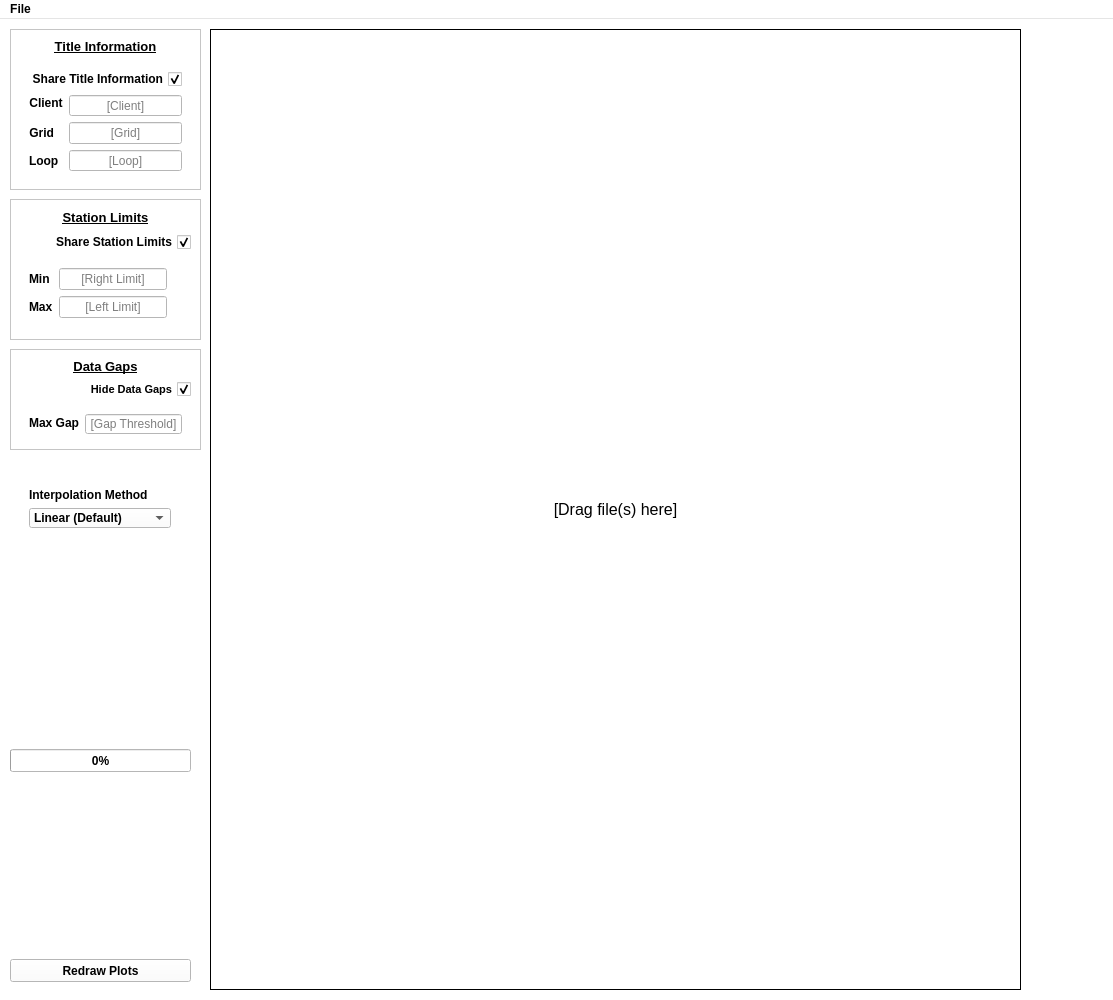
Above: src/qt_ui/main_window.ui from Eric-Meunier/Processor-Suite before the change. Below: the same form after it.
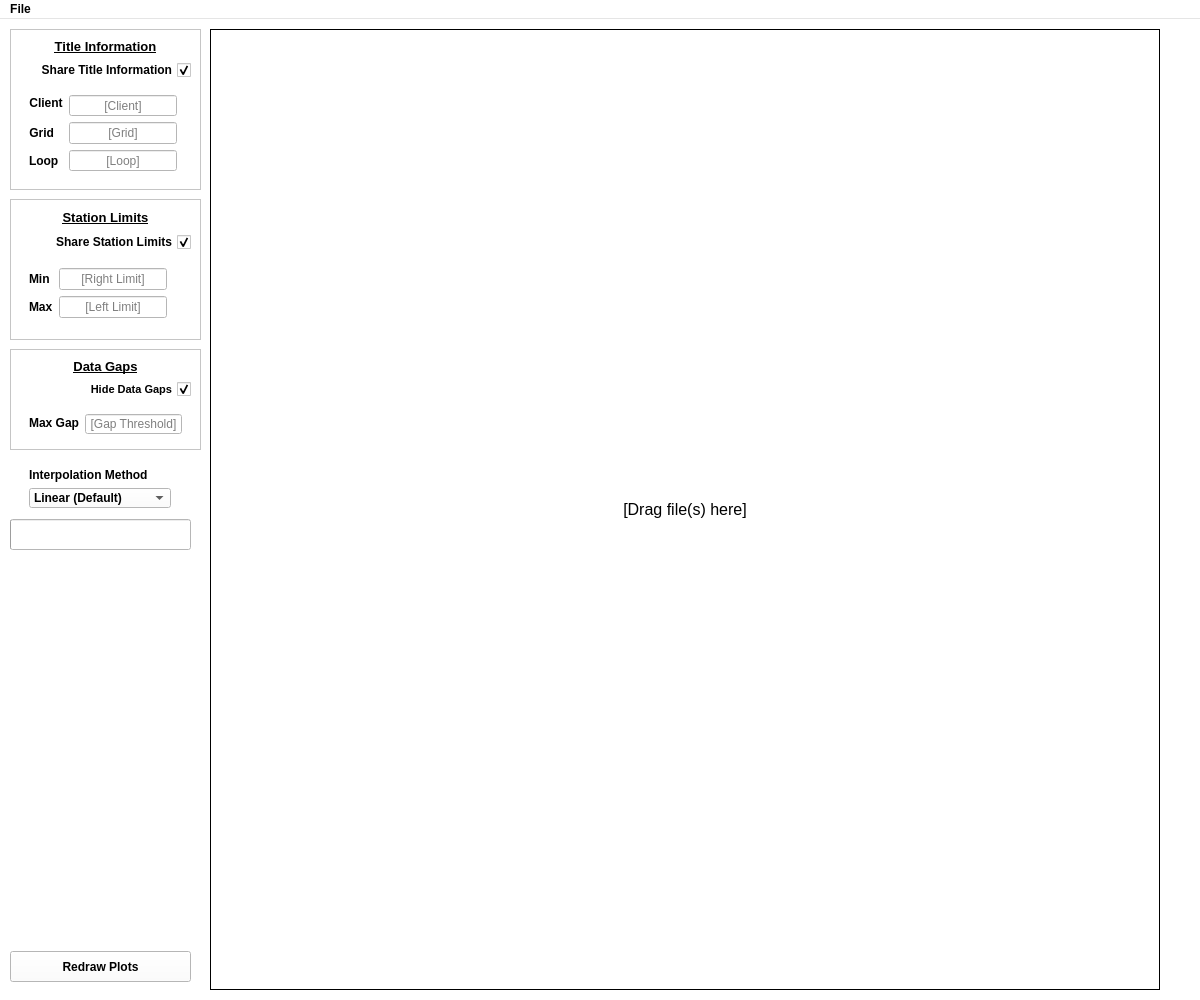
That is the form after the change.

Commit message: Fixed plots being different sizes (and being re-sized in the widgets). Printing to PDF now also makes the figures 8.5 x 11 inches.

The edit to the form file:
```diff
--- a/src/qt_ui/main_window.ui
+++ b/src/qt_ui/main_window.ui
@@ -9,7 +9,7 @@
    <rect>
     <x>0</x>
     <y>0</y>
-    <width>1113</width>
+    <width>1200</width>
     <height>1000</height>
    </rect>
   </property>
@@ -470,7 +470,7 @@
      <rect>
       <x>210</x>
       <y>10</y>
-      <width>811</width>
+      <width>950</width>
       <height>961</height>
      </rect>
     </property>
@@ -654,9 +654,9 @@
     <property name="geometry">
      <rect>
       <x>10</x>
-      <y>940</y>
+      <y>932</y>
       <width>181</width>
-      <height>23</height>
+      <height>31</height>
      </rect>
     </property>
     <property name="sizePolicy">
@@ -719,6 +719,25 @@
        </property>
       </widget>
      </item>
+     <item>
+      <widget class="QCheckBox" name="shareTitleToggle">
+       <property name="sizePolicy">
+        <sizepolicy hsizetype="Preferred" vsizetype="Fixed">
+         <horstretch>0</horstretch>
+         <verstretch>0</verstretch>
+        </sizepolicy>
+       </property>
+       <property name="layoutDirection">
+        <enum>Qt::RightToLeft</enum>
+       </property>
+       <property name="text">
+        <string>Share Title Information</string>
+       </property>
+       <property name="checked">
+        <bool>true</bool>
+       </property>
+      </widget>
+     </item>
      <item>
       <widget class="QFrame" name="formFrame">
        <property name="sizePolicy">
@@ -730,7 +749,7 @@
        <property name="minimumSize">
         <size>
          <width>0</width>
-         <height>60</height>
+         <height>50</height>
         </size>
        </property>
        <layout class="QFormLayout" name="formLayout">
@@ -875,19 +894,6 @@
           </property>
          </widget>
         </item>
-        <item row="0" column="0" colspan="2">
-         <widget class="QCheckBox" name="shareTitleToggle">
-          <property name="layoutDirection">
-           <enum>Qt::RightToLeft</enum>
-          </property>
-          <property name="text">
-           <string>Share Title Information</string>
-          </property>
-          <property name="checked">
-           <bool>true</bool>
-          </property>
-         </widget>
-        </item>
        </layout>
       </widget>
      </item>
@@ -1035,20 +1041,29 @@
     <property name="geometry">
      <rect>
       <x>10</x>
-      <y>730</y>
+      <y>500</y>
       <width>181</width>
-      <height>23</height>
+      <height>31</height>
      </rect>
     </property>
     <property name="value">
      <number>0</number>
     </property>
+    <property name="textVisible">
+     <bool>false</bool>
+    </property>
+    <property name="orientation">
+     <enum>Qt::Horizontal</enum>
+    </property>
+    <property name="format">
+     <string>%p%</string>
+    </property>
    </widget>
    <widget class="QFrame" name="verticalFrame_InterpMethod">
     <property name="geometry">
      <rect>
       <x>20</x>
-      <y>460</y>
+      <y>440</y>
       <width>160</width>
       <height>51</height>
      </rect>
@@ -1115,7 +1130,7 @@
     <rect>
      <x>0</x>
      <y>0</y>
-     <width>1113</width>
+     <width>1200</width>
      <height>21</height>
     </rect>
    </property>
```
The commit also changes 7 other files.
